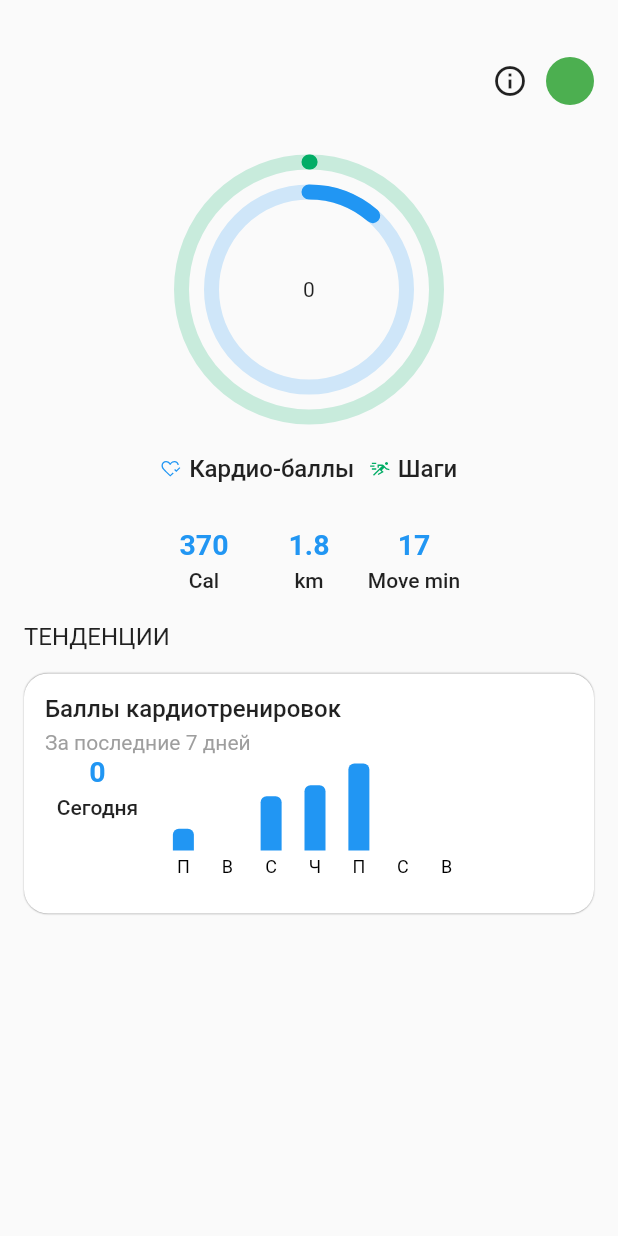
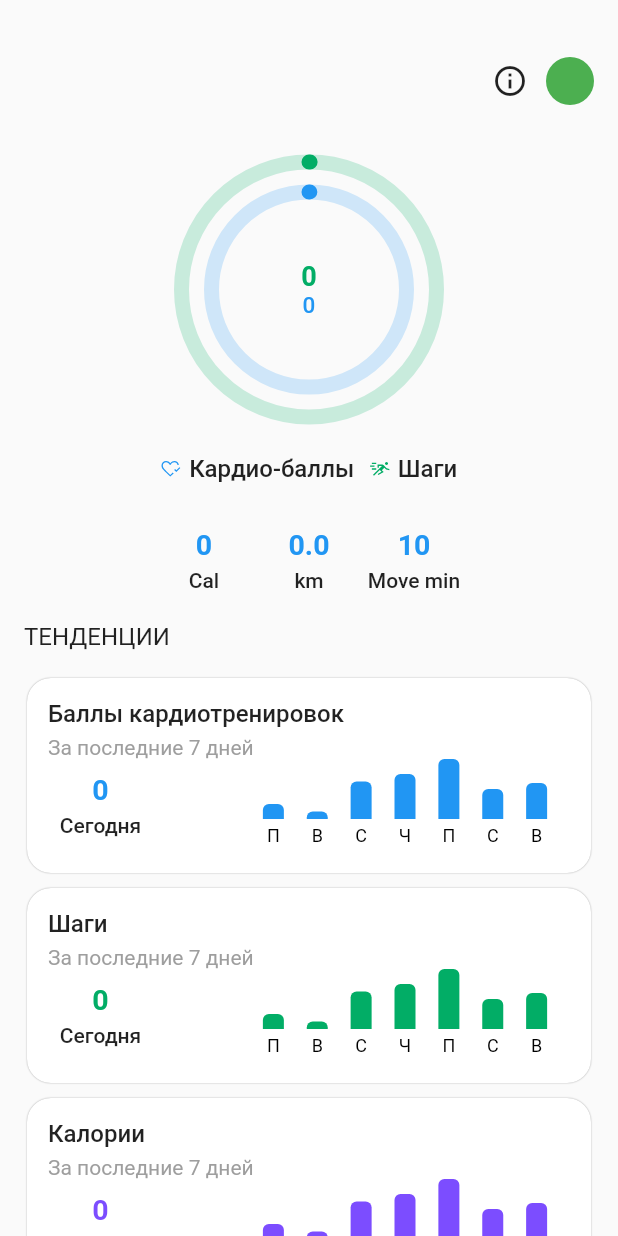
Before and after one commit to neverewer/Stepel, a Flutter app: the screen it shows after launch, after a tap on "Next", after a tap on "Skip", on a phone screen of 412 x 824 dp. Run offline on Flutter 3.47's test engine with Material 2 defaults, Android fonts, the light colour scheme and no system bars; drawn by our look-alikes of fl_chart, sleek_circular_slider; our stand-ins replace auto_route, equatable, flutter_bloc, flutter_svg, pedometer, permission_handler and 2 more; statements that could not run were skipped.

Commit message:
Change pedometr service, change home page ui

```diff
--- a/lib/blocks/home_page/home_page_cubit.dart
+++ b/lib/blocks/home_page/home_page_cubit.dart
@@ -14,13 +14,19 @@ class HomePageCubit extends Cubit<HomePageState> {
   late StreamSubscription dataStreamSubscription;
 
   void init() async {
-    await pedometrService.init();
-    dataStreamSubscription = pedometrService.dataStream.stream.listen((event) => emit(LoadedHomePageState(
-        steps: event[0] as int, calories: (event[1] as double).toInt(), distance: event[2] as double)));
+    //await pedometrService.init();
+    dataStreamSubscription = pedometrService.dataStream.stream.listen((event) => emit((state as LoadedHomePageState)
+        .copyWith(
+            steps: event[0] as int,
+            calories: (event[1] as double).toInt(),
+            distance: event[2] as double,
+            cardioPoints: event[3] as int)));
     emit(LoadedHomePageState(
         steps: pedometrService.stepCount,
         calories: pedometrService.calories.toInt(),
         distance: pedometrService.distance,
-        stepsTarget: pedometrService.stepTarget));
+        stepsTarget: pedometrService.stepTarget,
+        cardioPoints: pedometrService.cardioPoints,
+        dayCardioPointsTarget: pedometrService.dayCardioPointsTarget));
   }
 }
--- a/lib/blocks/home_page/home_page_state.dart
+++ b/lib/blocks/home_page/home_page_state.dart
@@ -4,7 +4,7 @@ abstract class HomePageState extends Equatable {}
 
 class InitialHomePageState extends HomePageState {
   @override
-  List<Object?> get props => throw UnimplementedError();
+  List<Object?> get props => [];
 }
 
 class LoadedHomePageState extends HomePageState {
@@ -12,9 +12,28 @@ class LoadedHomePageState extends HomePageState {
   final int? calories;
   final double? distance;
   final int? stepsTarget;
+  final int? cardioPoints;
+  final int? dayCardioPointsTarget;
 
-  LoadedHomePageState({this.stepsTarget, this.steps, this.calories, this.distance});
+  LoadedHomePageState(
+      {this.cardioPoints = 0,
+      this.dayCardioPointsTarget = 0,
+      this.stepsTarget = 0,
+      this.steps = 0,
+      this.calories = 0,
+      this.distance = 0});
 
   @override
-  List<Object?> get props => [steps, calories, distance];
+  List<Object?> get props => [steps, calories, distance, stepsTarget, cardioPoints, dayCardioPointsTarget];
+
+  LoadedHomePageState copyWith(
+      {int? steps, int? calories, double? distance, int? stepsTarget, int? cardioPoints, int? dayCardioPointsTarget}) {
+    return LoadedHomePageState(
+        steps: steps ?? this.steps,
+        calories: calories ?? this.calories,
+        distance: distance ?? this.distance,
+        stepsTarget: stepsTarget ?? this.stepsTarget,
+        cardioPoints: cardioPoints ?? this.cardioPoints,
+        dayCardioPointsTarget: dayCardioPointsTarget ?? this.dayCardioPointsTarget);
+  }
 }
--- a/lib/main.dart
+++ b/lib/main.dart
@@ -1,11 +1,12 @@
 import 'package:flutter/material.dart';
 import 'package:stepel/router/router.dart';
+import 'package:stepel/services/pedometr_service.dart';
 
 void main() async {
   WidgetsFlutterBinding.ensureInitialized();
   var appRouter = AppRouter();
   await appRouter.init();
-  // await PedometrService.getInstance().init();
+  await PedometrService.getInstance().init();
   runApp(MainApp(
     appRouter: appRouter,
   ));
--- a/lib/pages/home_page/home_page.dart
+++ b/lib/pages/home_page/home_page.dart
@@ -22,6 +22,8 @@ class HomePage extends StatelessWidget {
             return Scaffold(
                 body: Padding(
                     padding: const EdgeInsets.only(top: 30, right: 16, left: 16),
+                    child: SingleChildScrollView(
+                      physics: const BouncingScrollPhysics(),
                       child: Column(
                         crossAxisAlignment: CrossAxisAlignment.center,
                         children: [
@@ -29,7 +31,12 @@ class HomePage extends StatelessWidget {
                           const SizedBox(
                             height: 25,
                           ),
-                  Chart(steps: state.steps!),
+                          Chart(
+                            steps: state.steps!,
+                            cardioPoints: state.cardioPoints!,
+                            stepsTarget: state.stepsTarget!,
+                            cardiPointsTarget: state.dayCardioPointsTarget!,
+                          ),
                           const SizedBox(
                             height: 20,
                           ),
@@ -37,7 +44,7 @@ class HomePage extends StatelessWidget {
                           const SizedBox(
                             height: 30,
                           ),
-                  const StatisticLine(),
+                          StatisticLine(calories: state.calories!, distance: state.distance!, moveTimeInMinutes: 10),
                           const SizedBox(
                             height: 20,
                           ),
@@ -48,12 +55,25 @@ class HomePage extends StatelessWidget {
                                 style: TextStyle(fontSize: 16, fontWeight: FontWeight.w400),
                               )),
                           const SizedBox(
-                    height: 15,
+                            height: 8,
                           ),
-                  const TrendsBox(),
+                          TrendsBox(
+                            topLabel: 'Баллы кардиотренировок',
+                            value: state.cardioPoints!,
+                          ),
+                          TrendsBox(
+                            topLabel: 'Шаги',
+                            value: state.steps!,
+                            color: const Color.fromARGB(255, 2, 173, 102),
+                          ),
+                          TrendsBox(
+                            topLabel: 'Калории',
+                            value: state.calories!,
+                            color: Colors.deepPurpleAccent,
+                          ),
                         ],
                       ),
-            ));
+                    )));
           } else {
             return const SizedBox();
           }
@@ -97,7 +117,10 @@ class ChartBottomLabel extends StatelessWidget {
 }
 
 class StatisticLine extends StatelessWidget {
-  const StatisticLine({super.key});
+  const StatisticLine({super.key, required this.calories, required this.distance, required this.moveTimeInMinutes});
+  final int calories;
+  final double distance;
+  final int moveTimeInMinutes;
 
   @override
   Widget build(BuildContext context) {
@@ -105,15 +128,15 @@ class StatisticLine extends StatelessWidget {
       mainAxisSize: MainAxisSize.min,
       children: [
         StatisticBox(
-          value: 370.toString(),
+          value: calories.toString(),
           label: 'Cal',
         ),
         StatisticBox(
-          value: 1.8.toString(),
+          value: distance.toStringAsFixed(1),
           label: 'km',
         ),
         StatisticBox(
-          value: 17.toString(),
+          value: moveTimeInMinutes.toString(),
           label: 'Move min',
         ),
       ],
@@ -122,9 +145,10 @@ class StatisticLine extends StatelessWidget {
 }
 
 class StatisticBox extends StatelessWidget {
-  const StatisticBox({super.key, required this.value, required this.label});
+  const StatisticBox({super.key, required this.value, required this.label, this.valueColor});
   final String value;
   final String label;
+  final Color? valueColor;
 
   @override
   Widget build(BuildContext context) {
@@ -132,10 +156,11 @@ class StatisticBox extends StatelessWidget {
         width: 70,
         child: Column(
           crossAxisAlignment: CrossAxisAlignment.center,
+          mainAxisAlignment: MainAxisAlignment.center,
           children: [
             Text(
               value,
-              style: const TextStyle(fontSize: 19, color: Colors.blue, fontWeight: FontWeight.w700),
+              style: TextStyle(fontSize: 19, color: valueColor ?? Colors.blue, fontWeight: FontWeight.w700),
             ),
             const SizedBox(
               height: 5,
@@ -150,8 +175,16 @@ class StatisticBox extends StatelessWidget {
 }
 
 class Chart extends StatelessWidget {
-  const Chart({super.key, required this.steps});
+  const Chart(
+      {super.key,
+      required this.steps,
+      required this.cardioPoints,
+      required this.stepsTarget,
+      required this.cardiPointsTarget});
   final int steps;
+  final int cardioPoints;
+  final int cardiPointsTarget;
+  final int stepsTarget;
 
   @override
   Widget build(BuildContext context) {
@@ -169,17 +202,12 @@ class Chart extends StatelessWidget {
                 trackColor: const Color.fromARGB(255, 2, 173, 102).withOpacity(0.2),
                 progressBarColor: const Color.fromARGB(255, 2, 173, 102),
                 shadowMaxOpacity: 0,
-                dotColor: Colors.transparent),
-            infoProperties: InfoProperties(
-              modifier: (value) {
-                return value.toStringAsFixed(0);
-              },
-            )),
+                dotColor: Colors.transparent)),
         min: 0,
-        max: 100,
-        initialValue: steps > 100 ? 100 : steps.toDouble(),
+        max: stepsTarget.toDouble(),
+        initialValue: steps > stepsTarget ? stepsTarget.toDouble() : steps.toDouble(),
         innerWidget: (value) {
-          return Center(child: Text(steps.toString()));
+          return const SizedBox();
         },
       ),
       SleekCircularSlider(
@@ -195,19 +223,25 @@ class Chart extends StatelessWidget {
                 trackColor: Colors.blue.withOpacity(0.2),
                 progressBarColor: Colors.blue,
                 shadowMaxOpacity: 0,
-                dotColor: Colors.transparent),
-            infoProperties: InfoProperties(
-              modifier: (value) {
-                return value.toStringAsFixed(0);
-              },
-            )),
+                dotColor: Colors.transparent)),
         min: 0,
-        max: 150,
-        initialValue: 17,
+        max: cardiPointsTarget.toDouble(),
+        initialValue: cardioPoints > cardiPointsTarget ? cardiPointsTarget.toDouble() : cardioPoints.toDouble(),
         innerWidget: (value) {
           return const SizedBox();
         },
-      )
+      ),
+      Center(
+          child: Column(
+        mainAxisSize: MainAxisSize.min,
+        children: [
+          Text(steps.toString(),
+              style:
+                  const TextStyle(fontSize: 18, fontWeight: FontWeight.w700, color: Color.fromARGB(255, 2, 173, 102))),
+          Text(cardioPoints.toString(),
+              style: const TextStyle(fontSize: 15, fontWeight: FontWeight.w500, color: Colors.blue))
+        ],
+      ))
     ]);
   }
 }
@@ -253,16 +287,23 @@ class StepsLabel extends StatelessWidget {
 }
 
 class TrendsBox extends StatelessWidget {
-  const TrendsBox({super.key});
+  const TrendsBox({super.key, required this.topLabel, required this.value, this.color});
+  final String topLabel;
+  final int value;
+  final Color? color;
 
   @override
   Widget build(BuildContext context) {
-    return SizedBox(
+    return Padding(
+        padding: const EdgeInsets.only(top: 10, left: 2, right: 2),
+        child: SizedBox(
             width: double.infinity,
-        height: 160,
+            height: 130,
             child: DecoratedBox(
-          decoration:
-              const BoxDecoration(color: Colors.white, borderRadius: BorderRadius.all(Radius.circular(16)), boxShadow: [
+              decoration: const BoxDecoration(
+                  color: Colors.white,
+                  borderRadius: BorderRadius.all(Radius.circular(16)),
+                  boxShadow: [
                     BoxShadow(
                       color: Colors.grey,
                       blurRadius: 0.1,
@@ -273,16 +314,16 @@ class TrendsBox extends StatelessWidget {
                   child: Column(
                     crossAxisAlignment: CrossAxisAlignment.start,
                     children: [
-                  const Column(
+                      Column(
                         crossAxisAlignment: CrossAxisAlignment.start,
                         mainAxisSize: MainAxisSize.min,
                         children: [
                           Text(
-                        'Баллы кардиотренировок',
-                        style: TextStyle(fontSize: 16, fontWeight: FontWeight.w500),
+                            topLabel,
+                            style: const TextStyle(fontSize: 16, fontWeight: FontWeight.w500),
                           ),
-                      SizedBox(height: 5),
-                      Text(
+                          const SizedBox(height: 5),
+                          const Text(
                             'За последние 7 дней',
                             style: TextStyle(fontSize: 14, fontWeight: FontWeight.w400, color: Colors.grey),
                           )
@@ -291,16 +332,22 @@ class TrendsBox extends StatelessWidget {
                       Expanded(
                           child: Row(
                         crossAxisAlignment: CrossAxisAlignment.center,
+                        mainAxisAlignment: MainAxisAlignment.spaceBetween,
                         children: [
-                      StatisticBox(value: 0.toString(), label: 'Сегодня'),
-                      const SizedBox(
-                          height: 80,
+                          StatisticBox(
+                            value: value.toString(),
+                            label: 'Сегодня',
+                            valueColor: color,
+                          ),
+                          SizedBox(
+                              height: double.infinity,
                               width: 220,
-                          child: WeeklyBarChart(data: [10, 0, 25, 30, 40, 0, 0], barColor: Colors.blue)),
+                              child: WeeklyBarChart(
+                                  data: const [10, 5, 25, 30, 40, 20, 24], barColor: color ?? Colors.blue)),
                         ],
                       ))
                     ],
                   )),
-        ));
+            )));
   }
 }
--- a/lib/services/local_storage_service.dart
+++ b/lib/services/local_storage_service.dart
@@ -14,4 +14,6 @@ mixin LocalStorageCache {
 mixin LocalStorageApi on LocalStorageCache {
   Future<void> setFirstAppRun(bool firstAppRun) => _$db.then((db) => db.setBool('FIRSTAPPRUN', firstAppRun));
   Future<bool?> getFirstAppRun() => _$db.then((db) => db.getBool('FIRSTAPPRUN'));
+  Future<void> setCurrentSteps(int steps) => _$db.then((db) => db.setInt('CURRENTSTEPS', steps));
+  Future<int?> getCurrentSteps() => _$db.then((db) => db.getInt('CURRENTSTEPS'));
 }
--- a/lib/services/pedometr_service.dart
+++ b/lib/services/pedometr_service.dart
@@ -1,6 +1,7 @@
 import 'dart:async';
 import 'package:pedometer/pedometer.dart';
 import 'package:permission_handler/permission_handler.dart';
+import 'package:stepel/services/local_storage_service.dart';
 
 class PedometrService {
   static PedometrService? instance;
@@ -15,101 +16,50 @@ class PedometrService {
   int stepCount = 0;
   double distance = 0.0;
   double calories = 0.0;
+  int cardioPoints = 0;
+  int dayCardioPointsTarget = 40;
   int walkingTimeInSeconds = 0;
   int preStepCount = 0;
   int stepTarget = 8000;
 
   StreamController<List<Object>> dataStream = StreamController<List<Object>>();
 
-  late StreamSubscription<StepCount> _stepCountSubscription;
-
   Future init() async {
     if (await Permission.activityRecognition.request().isGranted) {
-      _stepCountSubscription = Pedometer.stepCountStream.listen((StepCount event) {
-        if (preStepCount == 0) {
-          preStepCount = event.steps;
-        }
-        stepCount = event.steps - preStepCount;
-        calories = stepCount * 0.04;
-        distance = stepCount * 0.0008;
-        dataStream.add([stepCount, calories, distance]);
-      });
+      await getPreviousSteps();
+      Pedometer.stepCountStream.listen(onStepCount).onError(onStepCountError);
     }
   }
 
-  // double getValue(double x, double y, double z) {
-  //   double magnitude = sqrt(x * x + y * y + z * z);
-  //   getPreviousValue();
-  //   double modDistance = magnitude - preValue;
-  //   setPreviousValue(modDistance);
-  //   return modDistance;
-  // }
+  Future getPreviousSteps() async {
+    var preSteps = (await LocalStorageService.instance.getCurrentSteps());
+    if (preSteps != null) {
+      preStepCount = preSteps;
+    }
+  }
 
-  // void setPreviousValue(double distance) async {
-  //   var _prefs = await SharedPreferences.getInstance();
-  //   _prefs.setDouble('preValue', distance);
-  // }
+  void setPreviousSteps(StepCount event) {
+    if (preStepCount == 0) {
+      preStepCount = event.steps;
+      LocalStorageService.instance.setCurrentSteps(preStepCount);
+    }
+  }
 
-  // void getPreviousValue() async {
-  //   var _prefs = await SharedPreferences.getInstance();
-  //   preValue = _prefs.getDouble('preValue') ?? 0.0;
-  // }
+  void updateFitData(StepCount event) {
+    stepCount = event.steps - preStepCount;
+    calories = stepCount * 0.04;
+    distance = stepCount * 0.0007;
+    cardioPoints = (stepCount * 0.005).toInt();
+    notifyUpdateFitData([stepCount, calories, distance, cardioPoints]);
+  }
 
-  // void stopCountingSteps() {
-  //   stopStepCounting();
-  //   stopWalkingTimeCounting();
-  //   _pedestrianStatusSubscription.cancel();
-  // }
+  void notifyUpdateFitData(List<Object> list) => dataStream.add(list);
 
-  // void startStepCounting() {
-  //   _stepCountSubscription = Pedometer.stepCountStream.listen((StepCount event) {
-  //     stepCount = event.steps;
-  //     calories = stepCount * 0.04;
-  //     distance = stepCount * 0.0008;
-  //   });
-  // }
+  void onStepCount(StepCount event) {
+    //var p = event.timeStamp;
+    setPreviousSteps(event);
+    updateFitData(event);
+  }
 
-  // void stopStepCounting() {
-  //   _stepCountSubscription.cancel();
-  // }
-
-//   void startDistanceCounting() {
-// _positionSubscription = Geolocator.getPositionStream().listen((Position position) {
-//       Geolocator.distanceBetween(
-//           position.latitude,
-//           position.longitude,
-//           position.latitude,
-//           position.longitude,
-//         ).then((double calculatedDistance) {
-//           distance += calculatedDistance;
-//         });
-//     });
-//   }
-
-  // void stopDistanceCounting() {
-  //   _distanceSubscription.cancel();
-  // }
-
-  // void startCaloriesCounting() {
-  //   _stepCountSubscription = Pedometer.stepCountStream.listen((int steps) {
-  //     calories = steps * 0.04; // Примерный расчет калорий на основе количества шагов
-  //   });
-  // }
-
-  // void stopCaloriesCounting() {
-  //   _stepCountSubscription?.cancel();
-  //   _stepCountSubscription = null;
-  // }
-
-  // void startWalkingTimeCounting() {
-  //   _positionSubscription = Geolocator.getPositionStream().listen((Position position) {
-  //     if (position.speed > 0) {
-  //       walkingTimeInSeconds++;
-  //     }
-  //   });
-  // }
-
-  // void stopWalkingTimeCounting() {
-  //   _positionSubscription.cancel();
-  // }
+  void onStepCountError(error) {}
 }
--- a/lib/widgets/bar_chart.dart
+++ b/lib/widgets/bar_chart.dart
@@ -33,6 +33,13 @@ class _WeeklyBarChartState extends State<WeeklyBarChart> {
           leftTitles: AxisTitles(sideTitles: SideTitles(showTitles: false)),
           bottomTitles: AxisTitles(sideTitles: SideTitles(showTitles: true, getTitlesWidget: getTitles)),
         ),
+        barTouchData: BarTouchData(
+            enabled: true,
+            touchTooltipData: BarTouchTooltipData(
+              tooltipBgColor: Colors.white,
+              tooltipRoundedRadius: 20,
+              tooltipBorder: const BorderSide(width: 0.01, color: Colors.grey),
+            )),
         barGroups: widget.data
             .asMap()
             .entries
```
Lines whose indentation alone changed are shown as unchanged.
